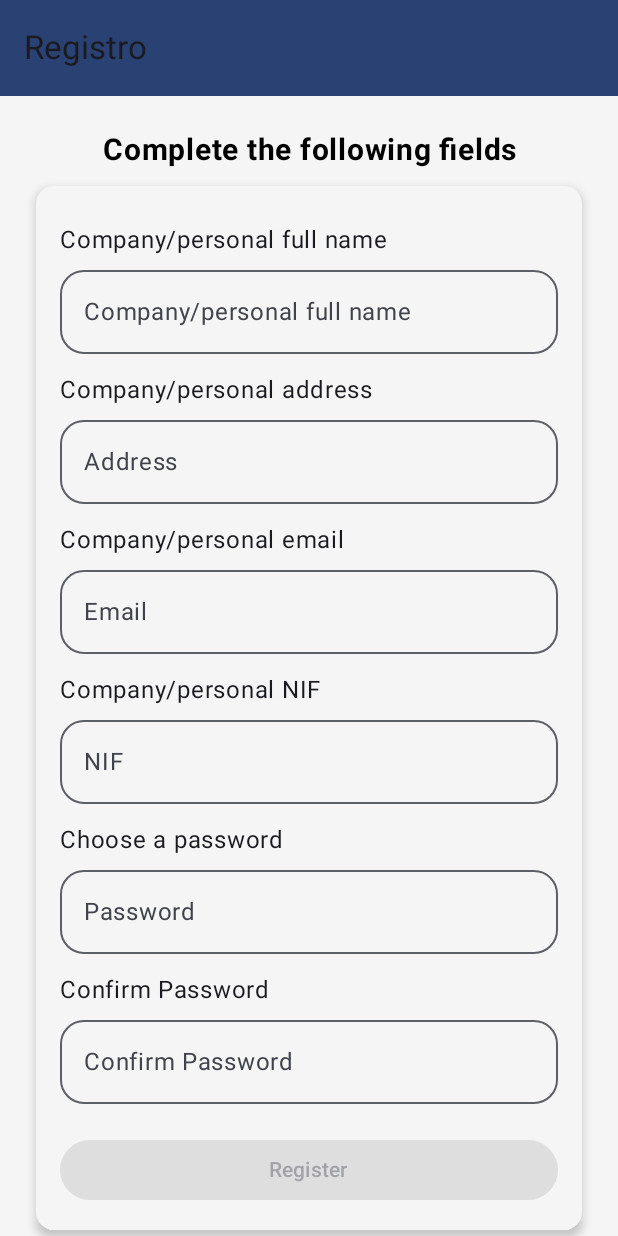
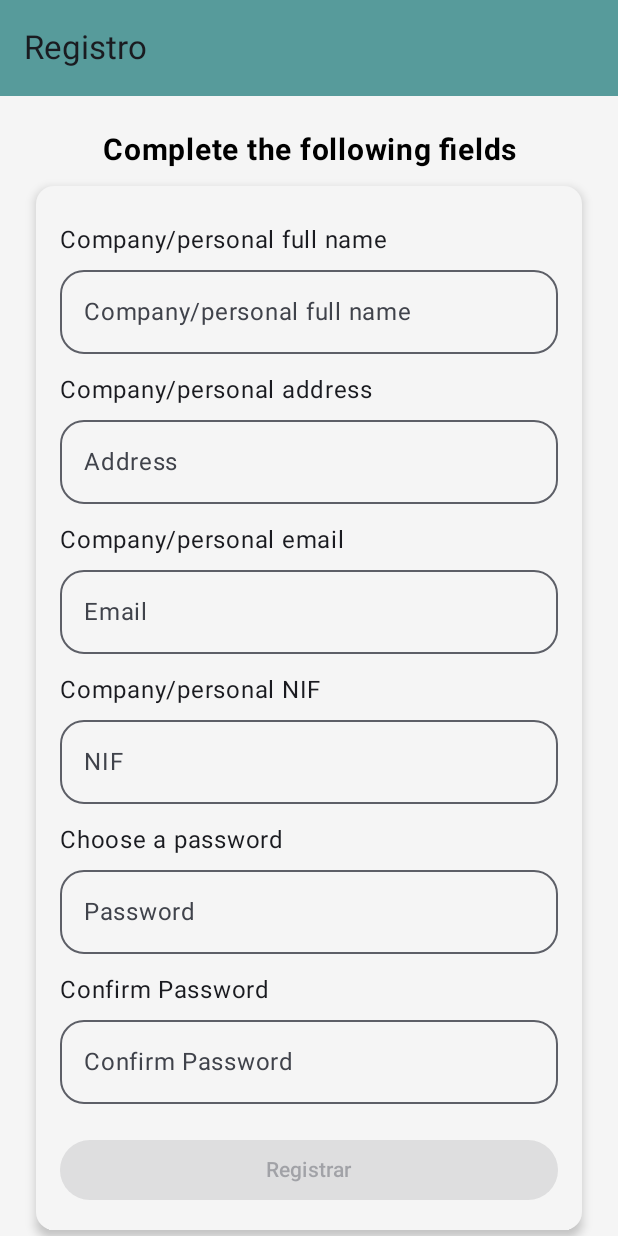
Before and after one commit to AlbaCastilla/Intermodular, an Android app built with Jetpack Compose: the Registro screen opened through its navigation route, on a phone screen of 412 x 824 dp. Run offline under Robolectric (Android 15) with nearby library versions, the phone set to English and light mode, and no system bars; our stand-ins replace Firebase (no records; nobody signed in at launch, a user with empty details on screens opened directly), livedata-compose; 2 statements that could not run were skipped.

Commit message:
registro completado

```diff
--- a/app/src/main/java/com/example/intermodular/navigation/NavigationWrapper.kt
+++ b/app/src/main/java/com/example/intermodular/navigation/NavigationWrapper.kt
@@ -50,7 +50,7 @@ fun NavigationWrapper (navController: NavHostController) {
 
 
 
-    NavHost(navController = navController, startDestination = AppScreens.Home.ruta) {
+    NavHost(navController = navController, startDestination = AppScreens.Registro.ruta) {
         composable(AppScreens.Home.ruta){
             Home(
                 viewModel = homeViewModel,
--- a/app/src/main/java/com/example/intermodular/ui/screens/registro/Registro.kt
+++ b/app/src/main/java/com/example/intermodular/ui/screens/registro/Registro.kt
@@ -41,7 +41,9 @@ fun Registro(viewModel: RegistroViewModel) {
         topBar = {
             TopAppBar(
                 title = { Text("Registro") },
-                colors = TopAppBarDefaults.centerAlignedTopAppBarColors(containerColor = MaterialTheme.colorScheme.primary)
+                colors = TopAppBarDefaults.centerAlignedTopAppBarColors(containerColor = Color(
+                    0xFF579B9B
+                ))
             )
         },
         content = { paddingValues ->
@@ -249,9 +251,12 @@ fun Registro(viewModel: RegistroViewModel) {
                                     }
                                 },
                                 enabled = isFieldsFilled,  // Button enabled only when all fields are filled
-                                modifier = Modifier.fillMaxWidth()
+                                modifier = Modifier.fillMaxWidth(),
+                                colors = ButtonDefaults.buttonColors(
+                                    containerColor = Color(0xFF577A8E) // Button color
+                                ),
                             ) {
-                                Text("Register")
+                                Text("Registrar")
                             }
 
                         }   }
```
